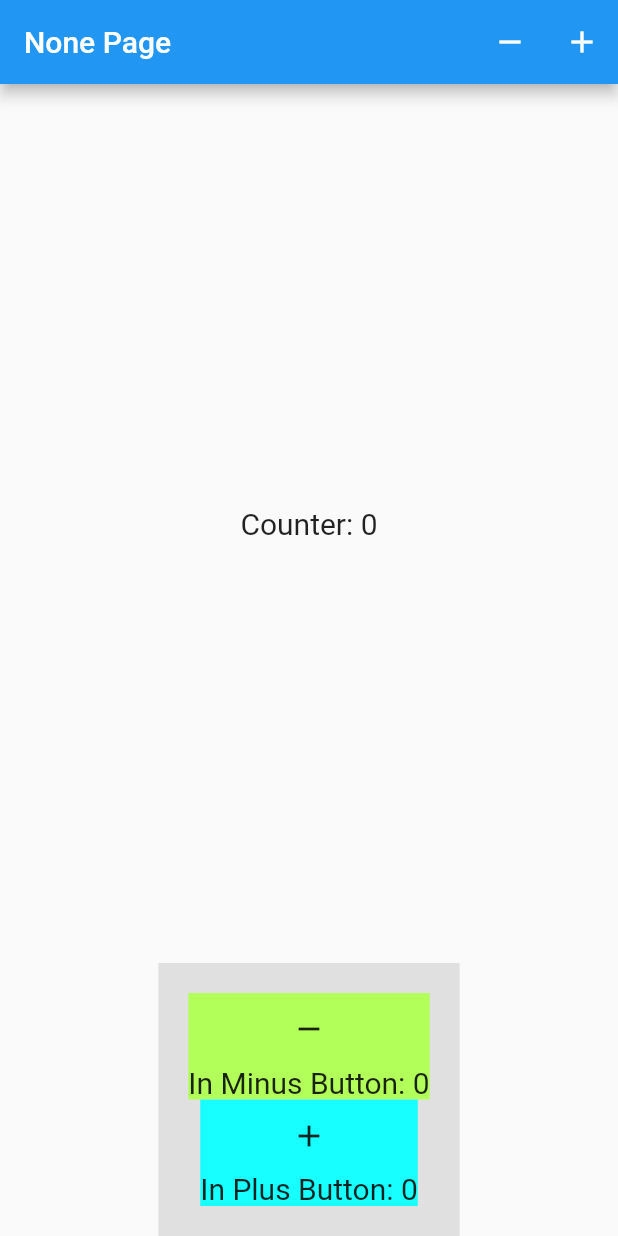
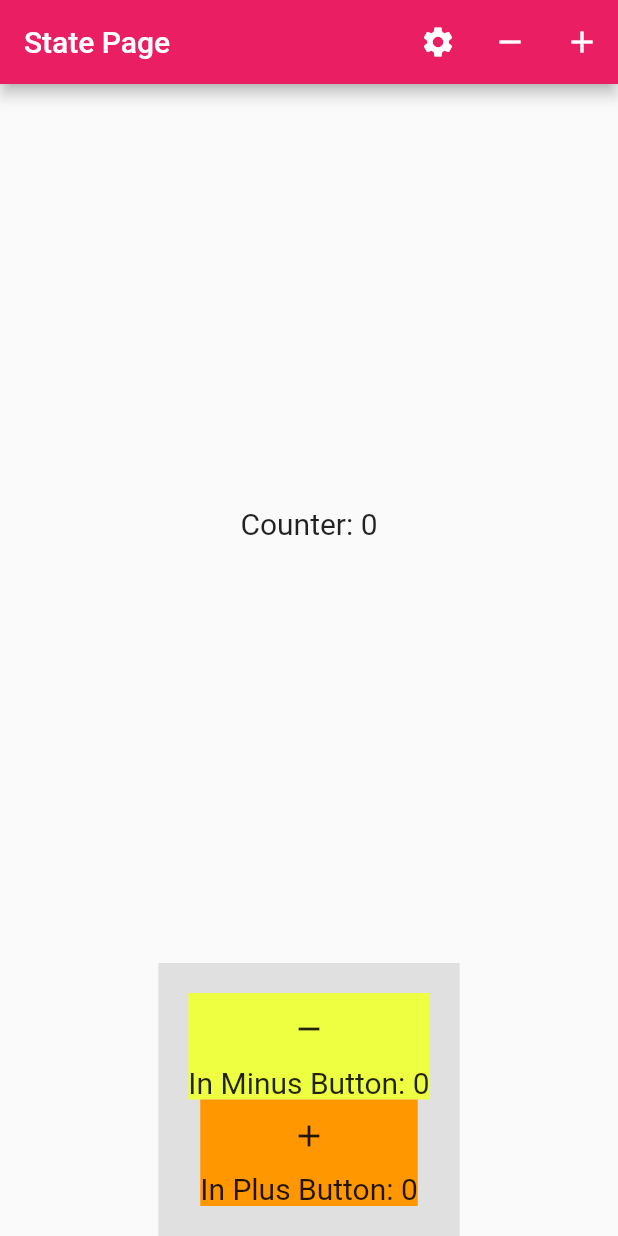
Before and after one commit to YEANSEYHA/flutter_lesson1, a Flutter app: the screen it shows after launch, on a phone screen of 412 x 824 dp. Run offline on Flutter 3.47's test engine with Material 2 defaults, Android fonts, the phone set to English and light mode, and no system bars; our stand-ins replace carousel_slider, font_awesome_flutter.

Commit message:
Added State APP Module

```diff
--- a/lib/main.dart
+++ b/lib/main.dart
@@ -2,7 +2,8 @@ import 'package:flutter/material.dart';
 import 'package:lesson01/basic_module/basic_app.dart';
 import 'package:lesson01/movie_module/apps/movie_app.dart';
 import 'package:lesson01/none_module/none_app.dart';
+import 'package:lesson01/state_module/apps/state_app.dart';
 
 void main() {
-  runApp(NoneApp());
+  runApp(appWithProvider());
 }
--- /dev/null
+++ b/lib/state_module/apps/state_app.dart
@@ -0,0 +1,31 @@
+import 'package:flutter/material.dart';
+import 'package:lesson01/state_module/logics/counter_logic.dart';
+import 'package:lesson01/state_module/pages/state_page.dart';
+import 'package:provider/provider.dart';
+
+Widget appWithProvider() {
+  return MultiProvider(
+    providers: [
+      ChangeNotifierProvider(create: (context) => CounterLogic()),
+    ],
+    child: StateApp(),
+  );
+}
+
+class StateApp extends StatelessWidget {
+  const StateApp({Key? key}) : super(key: key);
+
+  @override
+  Widget build(BuildContext context) {
+    return MaterialApp(
+      debugShowCheckedModeBanner: false,
+      home: StatePage(),
+      theme: ThemeData(
+        primarySwatch: Colors.pink,
+        textTheme: TextTheme(
+          bodyText2: TextStyle(fontSize: 20),
+        ),
+      ),
+    );
+  }
+}
--- /dev/null
+++ b/lib/state_module/logics/counter_logic.dart
@@ -0,0 +1,16 @@
+import 'package:flutter/material.dart';
+
+class CounterLogic extends ChangeNotifier {
+  int _counter = 0;
+  int get counter => _counter;
+
+  void decrease() {
+    _counter--;
+    notifyListeners();
+  }
+
+  void increase() {
+    _counter++;
+    notifyListeners();
+  }
+}
--- /dev/null
+++ b/lib/state_module/pages/state_page.dart
@@ -0,0 +1,88 @@
+import 'package:flutter/material.dart';
+import 'package:lesson01/state_module/logics/counter_logic.dart';
+import 'package:lesson01/state_module/pages/state_detail_page.dart';
+import 'package:lesson01/state_module/widgets/minus_button_widget.dart';
+import 'package:lesson01/state_module/widgets/plus_button_widget.dart';
+import 'package:provider/provider.dart';
+
+class StatePage extends StatefulWidget {
+  const StatePage({Key? key}) : super(key: key);
+
+  @override
+  State<StatePage> createState() => _StatePageState();
+}
+
+class _StatePageState extends State<StatePage> {
+  @override
+  Widget build(BuildContext context) {
+    return Scaffold(
+      appBar: _buildAppBar(),
+      body: _buildBody(),
+    );
+  }
+
+  AppBar _buildAppBar() {
+    return AppBar(
+      title: Text("State Page"),
+      actions: [
+        IconButton(
+          onPressed: () {
+            Navigator.of(context).push(
+              MaterialPageRoute(
+                builder: (context) => StateDetailPage(),
+              ),
+            );
+          },
+          icon: Icon(Icons.settings),
+        ),
+        IconButton(
+          onPressed: () {
+            // setState(() {
+            //   _counter--;
+            // });
+            context.read<CounterLogic>().decrease();
+          },
+          icon: Icon(Icons.remove),
+        ),
+        IconButton(
+          onPressed: () {
+            // setState(() {
+            //   _counter++;
+            // });
+            context.read<CounterLogic>().increase();
+          },
+          icon: Icon(Icons.add),
+        ),
+      ],
+    );
+  }
+
+  Widget _buildBody() {
+    int cnt = context.watch<CounterLogic>().counter;
+
+    return Container(
+      alignment: Alignment.center,
+      child: Column(
+        mainAxisAlignment: MainAxisAlignment.center,
+        children: [
+          Expanded(child: Center(child: Text("Counter: $cnt"))),
+          _buildButtonBar(),
+        ],
+      ),
+    );
+  }
+
+  Widget _buildButtonBar() {
+    return Container(
+      color: Colors.grey[300],
+      padding: EdgeInsets.all(20),
+      child: Column(
+        mainAxisAlignment: MainAxisAlignment.center,
+        children: [
+          MinusButtonWidget(),
+          PlusButtonWidget(),
+        ],
+      ),
+    );
+  }
+}
--- /dev/null
+++ b/lib/state_module/widgets/minus_button_widget.dart
@@ -0,0 +1,36 @@
+import 'package:flutter/material.dart';
+import 'package:provider/provider.dart';
+
+import '../logics/counter_logic.dart';
+
+class MinusButtonWidget extends StatefulWidget {
+  const MinusButtonWidget({Key? key}) : super(key: key);
+
+  @override
+  State<MinusButtonWidget> createState() => _MinusButtonWidgetState();
+}
+
+class _MinusButtonWidgetState extends State<MinusButtonWidget> {
+  @override
+  Widget build(BuildContext context) {
+    int count = context.watch<CounterLogic>().counter;
+
+    return Container(
+      color: Colors.limeAccent,
+      child: Column(
+        children: [
+          IconButton(
+            onPressed: () {
+              // setState(() {
+              //   _counter--;
+              // });
+              context.read<CounterLogic>().decrease();
+            },
+            icon: Icon(Icons.remove),
+          ),
+          Text("In Minus Button: $count"),
+        ],
+      ),
+    );
+  }
+}
--- /dev/null
+++ b/lib/state_module/widgets/plus_button_widget.dart
@@ -0,0 +1,36 @@
+import 'package:flutter/material.dart';
+import 'package:provider/provider.dart';
+
+import '../logics/counter_logic.dart';
+
+class PlusButtonWidget extends StatefulWidget {
+  const PlusButtonWidget({Key? key}) : super(key: key);
+
+  @override
+  State<PlusButtonWidget> createState() => _PlusButtonWidgetState();
+}
+
+class _PlusButtonWidgetState extends State<PlusButtonWidget> {
+  @override
+  Widget build(BuildContext context) {
+    int counter = context.watch<CounterLogic>().counter;
+
+    return Container(
+      color: Colors.orange,
+      child: Column(
+        children: [
+          IconButton(
+            onPressed: () {
+              // setState(() {
+              //   _counter++;
+              // });
+              context.read<CounterLogic>().decrease();
+            },
+            icon: Icon(Icons.add),
+          ),
+          Text("In Plus Button: $counter"),
+        ],
+      ),
+    );
+  }
+}
--- a/pubspec.yaml
+++ b/pubspec.yaml
@@ -39,6 +39,8 @@ dependencies:
   crypto: ^3.0.2
   carousel_slider: ^4.2.1
   flutter_image_slideshow: ^0.1.4
+  provider: ^6.0.5
+
 
 dev_dependencies:
   flutter_test:
```
Also changed, not shown: lib/state_module/pages/state_detail_page.dart (added, +57 -0 lines), pubspec.lock.
